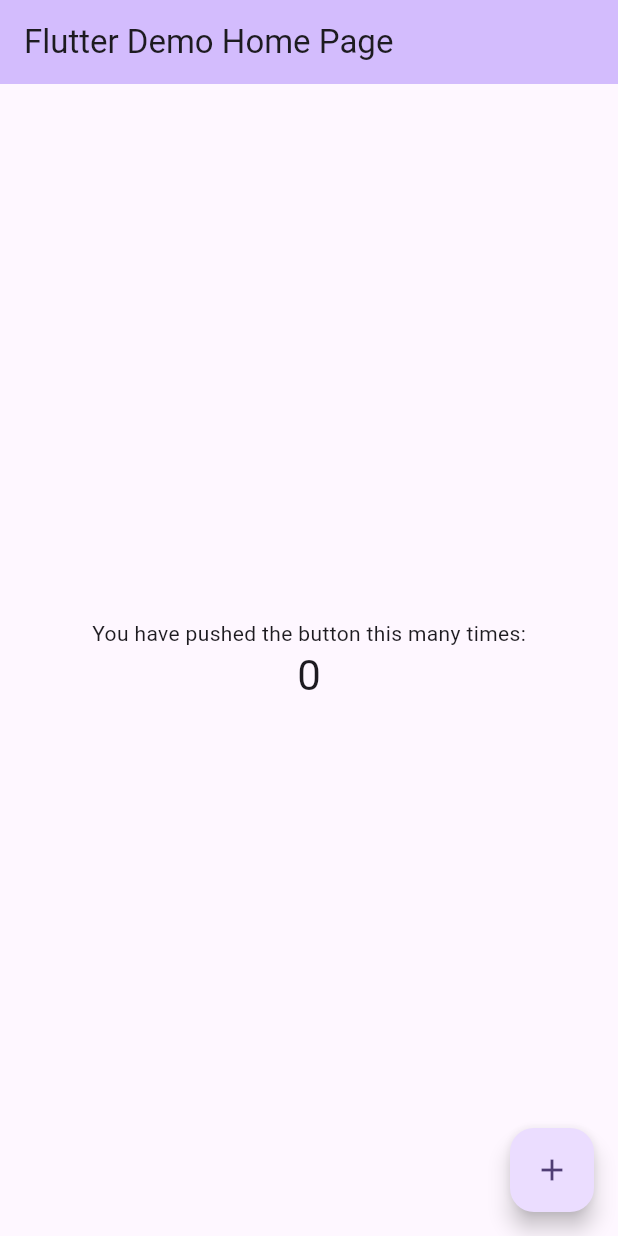
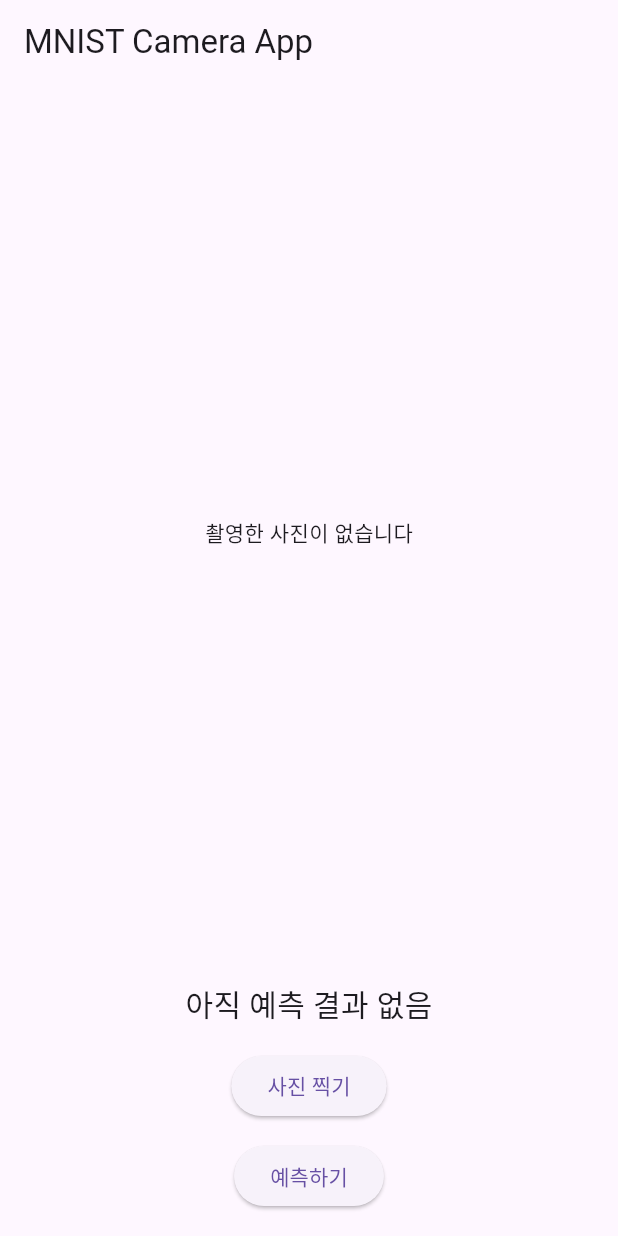
Before and after one commit to BaePro-source/mnist-cv-app, a Flutter app: the screen it shows after launch, on a phone screen of 412 x 824 dp. Run offline on Flutter 3.47's test engine with Material 3 defaults, Android fonts, the phone set to English and light mode, and no system bars; our stand-ins replace image_picker.

Commit message:
make overall flutter app

```diff
--- a/flutter_app/lib/main.dart
+++ b/flutter_app/lib/main.dart
@@ -1,4 +1,9 @@
+import 'dart:convert';
+import 'dart:io';
+
 import 'package:flutter/material.dart';
+import 'package:image_picker/image_picker.dart';
+import 'package:http/http.dart' as http;
 
 void main() {
   runApp(const MyApp());
@@ -7,116 +12,130 @@ void main() {
 class MyApp extends StatelessWidget {
   const MyApp({super.key});
 
-  // This widget is the root of your application.
   @override
   Widget build(BuildContext context) {
     return MaterialApp(
-      title: 'Flutter Demo',
-      theme: ThemeData(
-        // This is the theme of your application.
-        //
-        // TRY THIS: Try running your application with "flutter run". You'll see
-        // the application has a purple toolbar. Then, without quitting the app,
-        // try changing the seedColor in the colorScheme below to Colors.green
-        // and then invoke "hot reload" (save your changes or press the "hot
-        // reload" button in a Flutter-supported IDE, or press "r" if you used
-        // the command line to start the app).
-        //
-        // Notice that the counter didn't reset back to zero; the application
-        // state is not lost during the reload. To reset the state, use hot
-        // restart instead.
-        //
-        // This works for code too, not just values: Most code changes can be
-        // tested with just a hot reload.
-        colorScheme: .fromSeed(seedColor: Colors.deepPurple),
-      ),
-      home: const MyHomePage(title: 'Flutter Demo Home Page'),
+      debugShowCheckedModeBanner: false,
+      home: const HomePage(),
     );
   }
 }
 
-class MyHomePage extends StatefulWidget {
-  const MyHomePage({super.key, required this.title});
-
-  // This widget is the home page of your application. It is stateful, meaning
-  // that it has a State object (defined below) that contains fields that affect
-  // how it looks.
-
-  // This class is the configuration for the state. It holds the values (in this
-  // case the title) provided by the parent (in this case the App widget) and
-  // used by the build method of the State. Fields in a Widget subclass are
-  // always marked "final".
-
-  final String title;
+class HomePage extends StatefulWidget {
+  const HomePage({super.key});
 
   @override
-  State<MyHomePage> createState() => _MyHomePageState();
+  State<HomePage> createState() => _HomePageState();
 }
 
-class _MyHomePageState extends State<MyHomePage> {
-  int _counter = 0;
+class _HomePageState extends State<HomePage> {
+  final ImagePicker _picker = ImagePicker();
 
-  void _incrementCounter() {
+  File? _imageFile;
+  String _result = '아직 예측 결과 없음';
+  bool _isLoading = false;
+
+  // Mac에서 실행 중인 FastAPI를 같은 와이파이의 폰으로 접속할 때
+  // localhost 말고 맥의 실제 IP를 써야 함.
+  final String serverUrl = 'http://10.55.192.47:8000/predict';
+
+  Future<void> _takePhoto() async {
+    final XFile? pickedFile = await _picker.pickImage(
+      source: ImageSource.camera,
+      imageQuality: 100,
+    );
+
+    if (pickedFile == null) return;
+
     setState(() {
-      // This call to setState tells the Flutter framework that something has
-      // changed in this State, which causes it to rerun the build method below
-      // so that the display can reflect the updated values. If we changed
-      // _counter without calling setState(), then the build method would not be
-      // called again, and so nothing would appear to happen.
-      _counter++;
+      _imageFile = File(pickedFile.path);
+      _result = '사진 선택 완료';
     });
+  }
+
+  Future<void> _predictImage() async {
+    if (_imageFile == null) {
+      setState(() {
+        _result = '먼저 사진을 찍어주세요';
+      });
+      return;
+    }
+
+    setState(() {
+      _isLoading = true;
+      _result = '예측 중...';
+    });
+
+    try {
+      final request = http.MultipartRequest('POST', Uri.parse(serverUrl));
+      request.files.add(
+        await http.MultipartFile.fromPath('file', _imageFile!.path),
+      );
+
+      final streamedResponse = await request.send();
+      final response = await http.Response.fromStream(streamedResponse);
+
+      if (response.statusCode == 200) {
+        final data = jsonDecode(response.body);
+
+        setState(() {
+          // 서버 응답 형식에 맞게 수정
+          // 예: {"prediction": 7}
+          _result = '예측 결과: ${data['prediction']}';
+        });
+      } else {
+        setState(() {
+          _result = '서버 오류: ${response.statusCode}\n${response.body}';
+        });
+      }
+    } catch (e) {
+      setState(() {
+        _result = '요청 실패: $e';
+      });
+    } finally {
+      setState(() {
+        _isLoading = false;
+      });
+    }
   }
 
   @override
   Widget build(BuildContext context) {
-    // This method is rerun every time setState is called, for instance as done
-    // by the _incrementCounter method above.
-    //
-    // The Flutter framework has been optimized to make rerunning build methods
-    // fast, so that you can just rebuild anything that needs updating rather
-    // than having to individually change instances of widgets.
     return Scaffold(
       appBar: AppBar(
-        // TRY THIS: Try changing the color here to a specific color (to
-        // Colors.amber, perhaps?) and trigger a hot reload to see the AppBar
-        // change color while the other colors stay the same.
-        backgroundColor: Theme.of(context).colorScheme.inversePrimary,
-        // Here we take the value from the MyHomePage object that was created by
-        // the App.build method, and use it to set our appbar title.
-        title: Text(widget.title),
+        title: const Text('MNIST Camera App'),
       ),
-      body: Center(
-        // Center is a layout widget. It takes a single child and positions it
-        // in the middle of the parent.
+      body: Padding(
+        padding: const EdgeInsets.all(16),
         child: Column(
-          // Column is also a layout widget. It takes a list of children and
-          // arranges them vertically. By default, it sizes itself to fit its
-          // children horizontally, and tries to be as tall as its parent.
-          //
-          // Column has various properties to control how it sizes itself and
-          // how it positions its children. Here we use mainAxisAlignment to
-          // center the children vertically; the main axis here is the vertical
-          // axis because Columns are vertical (the cross axis would be
-          // horizontal).
-          //
-          // TRY THIS: Invoke "debug painting" (choose the "Toggle Debug Paint"
-          // action in the IDE, or press "p" in the console), to see the
-          // wireframe for each widget.
-          mainAxisAlignment: .center,
           children: [
-            const Text('You have pushed the button this many times:'),
+            Expanded(
+              child: Center(
+                child: _imageFile == null
+                    ? const Text('촬영한 사진이 없습니다')
+                    : Image.file(_imageFile!),
+              ),
+            ),
+            const SizedBox(height: 16),
             Text(
-              '$_counter',
-              style: Theme.of(context).textTheme.headlineMedium,
+              _result,
+              style: const TextStyle(fontSize: 20),
+            ),
+            const SizedBox(height: 16),
+            ElevatedButton(
+              onPressed: _takePhoto,
+              child: const Text('사진 찍기'),
+            ),
+            const SizedBox(height: 12),
+            ElevatedButton(
+              onPressed: _isLoading ? null : _predictImage,
+              child: _isLoading
+                  ? const CircularProgressIndicator()
+                  : const Text('예측하기'),
             ),
           ],
         ),
       ),
-      floatingActionButton: FloatingActionButton(
-        onPressed: _incrementCounter,
-        tooltip: 'Increment',
-        child: const Icon(Icons.add),
-      ),
     );
   }
 }
```
